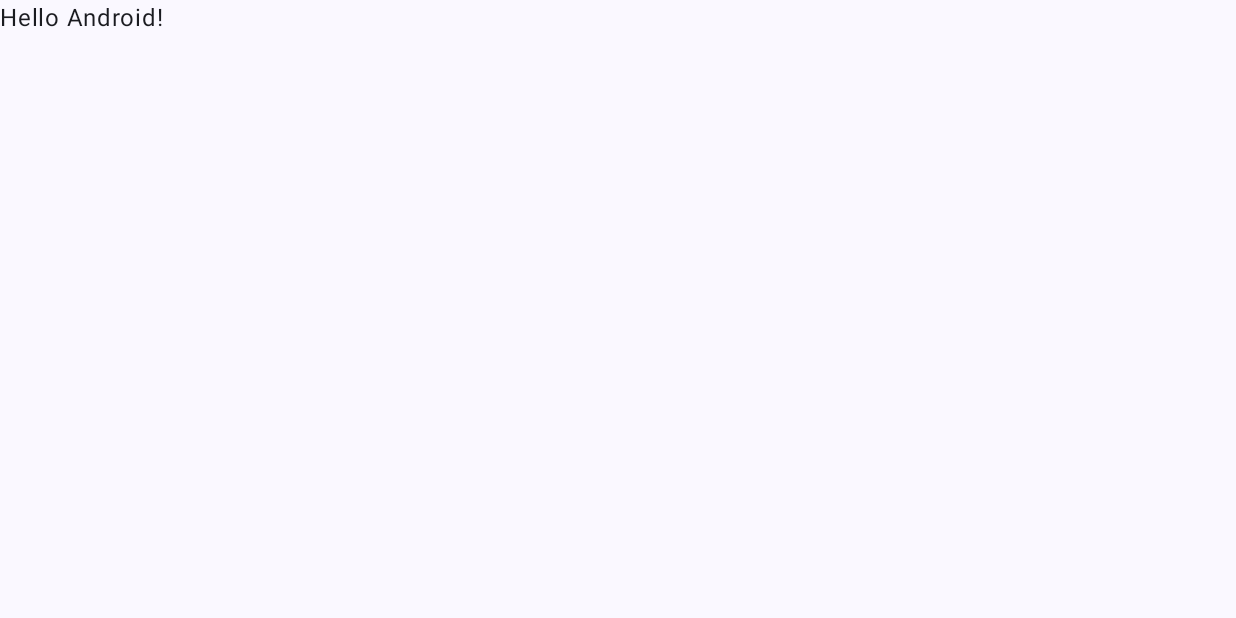
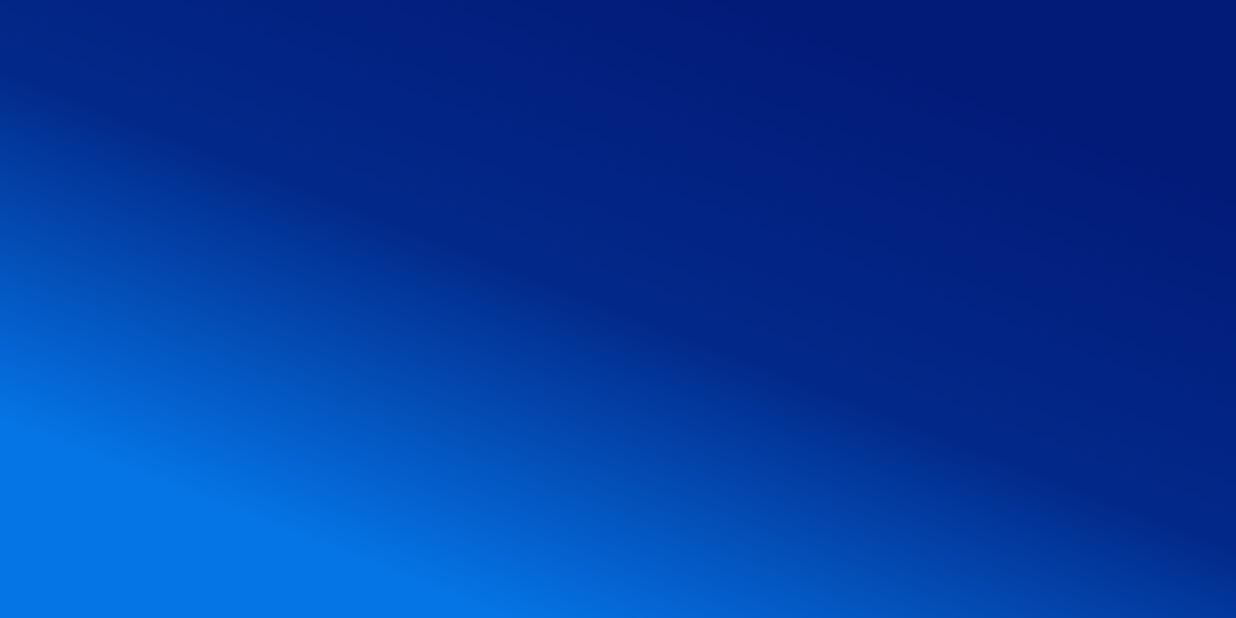
Before and after one commit to shclDev/smartHealthApp, an Android app built with Jetpack Compose: the screen it shows after launch (MainActivity), on a phone screen of 824 x 412 dp (held sideways). Before the commit the screen is almost empty. Run offline under Robolectric (Android 15) with nearby library versions, the phone set to English and light mode, and no system bars.

Commit message:
gradient background 적용

```diff
--- a/app/src/main/java/com/shcl/smarthealth/MainActivity.kt
+++ b/app/src/main/java/com/shcl/smarthealth/MainActivity.kt
@@ -4,14 +4,28 @@ import android.os.Bundle
 import androidx.activity.ComponentActivity
 import androidx.activity.compose.setContent
 import androidx.activity.enableEdgeToEdge
+import androidx.compose.foundation.background
+import androidx.compose.foundation.layout.Box
 import androidx.compose.foundation.layout.fillMaxSize
 import androidx.compose.foundation.layout.padding
 import androidx.compose.material3.Scaffold
 import androidx.compose.material3.Text
 import androidx.compose.runtime.Composable
 import androidx.compose.ui.Modifier
+import androidx.compose.ui.draw.drawBehind
+import androidx.compose.ui.geometry.Offset
+import androidx.compose.ui.graphics.Brush
+import androidx.compose.ui.graphics.Color
+import androidx.compose.ui.graphics.RectangleShape
 import androidx.compose.ui.tooling.preview.Preview
+import com.plcoding.cryptocurrencyappyt.presentation.ui.theme.BackGroundColor
 import com.shcl.smarthealth.ui.theme.SmartHealthTheme
+import kotlin.math.PI
+import kotlin.math.cos
+import kotlin.math.min
+import kotlin.math.pow
+import kotlin.math.sin
+import kotlin.math.sqrt
 
 class MainActivity : ComponentActivity() {
     override fun onCreate(savedInstanceState: Bundle?) {
@@ -32,13 +46,46 @@ class MainActivity : ComponentActivity() {
 
 @Composable
 fun Greeting(name: String, modifier: Modifier = Modifier) {
-    Text(
-        text = "Hello $name!",
-        modifier = modifier
+    Box(
+       modifier = Modifier.fillMaxSize().gradientBackground(BackGroundColor , angle = 260f)
     )
 }
 
-@Preview(showBackground = true)
+fun Modifier.gradientBackground(colors : List<Color>, angle : Float ) = this.then(
+    Modifier.drawBehind {
+
+        // Setting the angle in radians
+        val angleRad = angle / 180f * PI
+
+        // Fractional x
+        val x = cos(angleRad).toFloat()
+
+        // Fractional y
+        val y = sin(angleRad).toFloat()
+
+        // Set the Radius and offset as shown below
+        val radius = sqrt(size.width.pow(2) + size.height.pow(2)) / 2f
+        val offset = center + Offset(x * radius, y * radius)
+
+        // Setting the exact offset
+        val exactOffset = Offset(
+            x = min(offset.x.coerceAtLeast(0f), size.width),
+            y = size.height - min(offset.y.coerceAtLeast(0f), size.height)
+        )
+
+        // Draw a rectangle with the above values
+        drawRect(
+            brush = Brush.linearGradient(
+                colors = colors,
+                start = Offset(size.width, size.height) - exactOffset,
+                end = exactOffset
+            ),
+            size = size
+        )
+    }
+)
+
+@Preview(showBackground = true , widthDp = 300 , heightDp = 300)
 @Composable
 fun GreetingPreview() {
     SmartHealthTheme {
--- a/app/src/main/java/com/shcl/smarthealth/presentation/ui/theme/Color.kt
+++ b/app/src/main/java/com/shcl/smarthealth/presentation/ui/theme/Color.kt
@@ -1,9 +1,13 @@
 package com.plcoding.cryptocurrencyappyt.presentation.ui.theme
 
-/*
+
 import androidx.compose.ui.graphics.Color
 
 val DarkGray = Color(0xFF202020)
 val MediumGray = Color(0xFF505050)
 val ColorPrimary = Color(0xFF08FF04)
-val TextWhite = Color(0xFFEEEEEE) */
+val TextWhite = Color(0xFFEEEEEE)
+val BackGroundColor = listOf(
+    Color(2,27,121),
+    Color(2,41,138),
+    Color(5,117,230))
```
